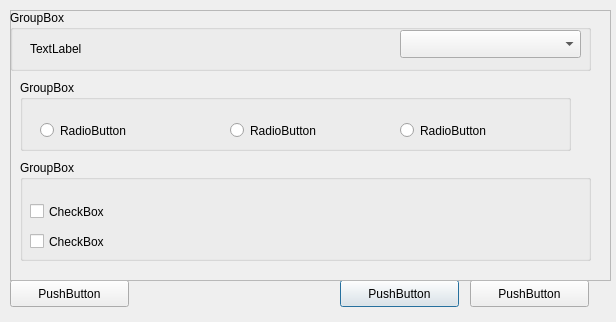
Old version of the form src/configdialog.ui in the repository DOOMer/qtagger.
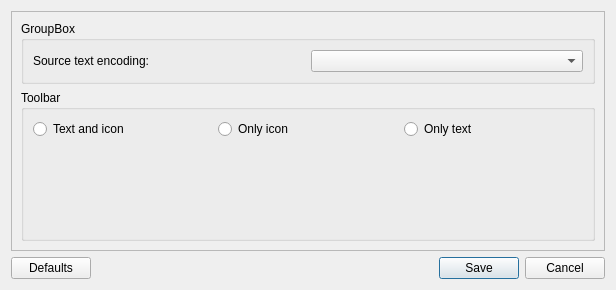
New version of the form.

Commit message: designed settings dialog

```diff
--- a/src/configdialog.ui
+++ b/src/configdialog.ui
@@ -7,194 +7,165 @@
     <x>0</x>
     <y>0</y>
     <width>616</width>
-    <height>322</height>
+    <height>290</height>
    </rect>
   </property>
+  <property name="sizePolicy">
+   <sizepolicy hsizetype="Minimum" vsizetype="Minimum">
+    <horstretch>0</horstretch>
+    <verstretch>0</verstretch>
+   </sizepolicy>
+  </property>
+  <property name="minimumSize">
+   <size>
+    <width>616</width>
+    <height>290</height>
+   </size>
+  </property>
+  <property name="acceptDrops">
+   <bool>false</bool>
+  </property>
   <property name="windowTitle">
    <string>Dialog</string>
   </property>
-  <widget class="QPushButton" name="pushButton">
-   <property name="geometry">
-    <rect>
-     <x>340</x>
-     <y>280</y>
-     <width>119</width>
-     <height>27</height>
-    </rect>
+  <layout class="QVBoxLayout" name="verticalLayout_4">
+   <property name="sizeConstraint">
+    <enum>QLayout::SetMaximumSize</enum>
    </property>
-   <property name="text">
-    <string>PushButton</string>
-   </property>
-  </widget>
-  <widget class="QPushButton" name="pushButton_2">
-   <property name="geometry">
-    <rect>
-     <x>470</x>
-     <y>280</y>
-     <width>119</width>
-     <height>27</height>
-    </rect>
-   </property>
-   <property name="text">
-    <string>PushButton</string>
-   </property>
-  </widget>
-  <widget class="QPushButton" name="pushButton_3">
-   <property name="geometry">
-    <rect>
-     <x>10</x>
-     <y>280</y>
-     <width>119</width>
-     <height>27</height>
-    </rect>
-   </property>
-   <property name="text">
-    <string>PushButton</string>
-   </property>
-  </widget>
-  <widget class="QFrame" name="frame">
-   <property name="geometry">
-    <rect>
-     <x>10</x>
-     <y>10</y>
-     <width>601</width>
-     <height>271</height>
-    </rect>
-   </property>
-   <property name="frameShape">
-    <enum>QFrame::StyledPanel</enum>
-   </property>
-   <property name="frameShadow">
-    <enum>QFrame::Raised</enum>
-   </property>
-   <widget class="QGroupBox" name="groupBox">
-    <property name="geometry">
-     <rect>
-      <x>0</x>
-      <y>0</y>
-      <width>581</width>
-      <height>61</height>
-     </rect>
-    </property>
-    <property name="title">
-     <string>GroupBox</string>
-    </property>
-    <widget class="QComboBox" name="comboBox">
-     <property name="geometry">
-      <rect>
-       <x>390</x>
-       <y>20</y>
-       <width>181</width>
-       <height>28</height>
-      </rect>
+   <item>
+    <widget class="QFrame" name="frame">
+     <property name="frameShape">
+      <enum>QFrame::StyledPanel</enum>
      </property>
-    </widget>
-    <widget class="QLabel" name="label">
-     <property name="geometry">
-      <rect>
-       <x>20</x>
-       <y>30</y>
-       <width>341</width>
-       <height>18</height>
-      </rect>
+     <property name="frameShadow">
+      <enum>QFrame::Raised</enum>
      </property>
-     <property name="text">
-      <string>TextLabel</string>
-     </property>
+     <layout class="QVBoxLayout" name="verticalLayout_3">
+      <item>
+       <widget class="QGroupBox" name="groupCodecs">
+        <property name="title">
+         <string>GroupBox</string>
+        </property>
+        <layout class="QVBoxLayout" name="verticalLayout_2">
+         <item>
+          <layout class="QHBoxLayout" name="horizontalLayout_3">
+           <item>
+            <widget class="QLabel" name="labSourceCodec">
+             <property name="text">
+              <string>Source text encoding:</string>
+             </property>
+            </widget>
+           </item>
+           <item>
+            <widget class="QComboBox" name="cbxCodecs">
+             <property name="sizePolicy">
+              <sizepolicy hsizetype="Preferred" vsizetype="Fixed">
+               <horstretch>0</horstretch>
+               <verstretch>0</verstretch>
+              </sizepolicy>
+             </property>
+            </widget>
+           </item>
+          </layout>
+         </item>
+        </layout>
+       </widget>
+      </item>
+      <item>
+       <widget class="QGroupBox" name="gropToolbar">
+        <property name="title">
+         <string>Toolbar</string>
+        </property>
+        <layout class="QVBoxLayout" name="verticalLayout">
+         <item>
+          <layout class="QHBoxLayout" name="horizontalLayout_2">
+           <item>
+            <widget class="QRadioButton" name="radioButton">
+             <property name="text">
+              <string>Text and icon</string>
+             </property>
+            </widget>
+           </item>
+           <item>
+            <widget class="QRadioButton" name="radioButton_2">
+             <property name="text">
+              <string>Only icon</string>
+             </property>
+            </widget>
+           </item>
+           <item>
+            <widget class="QRadioButton" name="radioButton_3">
+             <property name="text">
+              <string>Only text</string>
+             </property>
+            </widget>
+           </item>
+          </layout>
+         </item>
+         <item>
+          <spacer name="verticalSpacer">
+           <property name="orientation">
+            <enum>Qt::Vertical</enum>
+           </property>
+           <property name="sizeHint" stdset="0">
+            <size>
+             <width>20</width>
+             <height>83</height>
+            </size>
+           </property>
+          </spacer>
+         </item>
+        </layout>
+       </widget>
+      </item>
+     </layout>
     </widget>
-   </widget>
-   <widget class="QGroupBox" name="groupBox_2">
-    <property name="geometry">
-     <rect>
-      <x>10</x>
-      <y>150</y>
-      <width>571</width>
-      <height>101</height>
-     </rect>
-    </property>
-    <property name="title">
-     <string>GroupBox</string>
-    </property>
-    <widget class="QCheckBox" name="checkBox">
-     <property name="geometry">
-      <rect>
-       <x>10</x>
-       <y>40</y>
-       <width>341</width>
-       <height>23</height>
-      </rect>
-     </property>
-     <property name="text">
-      <string>CheckBox</string>
-     </property>
-    </widget>
-    <widget class="QCheckBox" name="checkBox_2">
-     <property name="geometry">
-      <rect>
-       <x>10</x>
-       <y>70</y>
-       <width>321</width>
-       <height>23</height>
-      </rect>
-     </property>
-     <property name="text">
-      <string>CheckBox</string>
-     </property>
-    </widget>
-   </widget>
-   <widget class="QGroupBox" name="groupBox_3">
-    <property name="geometry">
-     <rect>
-      <x>10</x>
-      <y>70</y>
-      <width>551</width>
-      <height>71</height>
-     </rect>
-    </property>
-    <property name="title">
-     <string>GroupBox</string>
-    </property>
-    <widget class="QRadioButton" name="radioButton">
-     <property name="geometry">
-      <rect>
-       <x>20</x>
-       <y>40</y>
-       <width>117</width>
-       <height>21</height>
-      </rect>
-     </property>
-     <property name="text">
-      <string>RadioButton</string>
-     </property>
-    </widget>
-    <widget class="QRadioButton" name="radioButton_2">
-     <property name="geometry">
-      <rect>
-       <x>210</x>
-       <y>40</y>
-       <width>117</width>
-       <height>21</height>
-      </rect>
-     </property>
-     <property name="text">
-      <string>RadioButton</string>
-     </property>
-    </widget>
-    <widget class="QRadioButton" name="radioButton_3">
-     <property name="geometry">
-      <rect>
-       <x>380</x>
-       <y>40</y>
-       <width>117</width>
-       <height>21</height>
-      </rect>
-     </property>
-     <property name="text">
-      <string>RadioButton</string>
-     </property>
-    </widget>
-   </widget>
-  </widget>
+   </item>
+   <item>
+    <layout class="QHBoxLayout" name="horizontalLayout">
+     <item>
+      <widget class="QPushButton" name="butDefaults">
+       <property name="text">
+        <string>Defaults</string>
+       </property>
+      </widget>
+     </item>
+     <item>
+      <spacer name="horizontalSpacer">
+       <property name="orientation">
+        <enum>Qt::Horizontal</enum>
+       </property>
+       <property name="sizeHint" stdset="0">
+        <size>
+         <width>40</width>
+         <height>20</height>
+        </size>
+       </property>
+      </spacer>
+     </item>
+     <item>
+      <widget class="QPushButton" name="butSave">
+       <property name="acceptDrops">
+        <bool>true</bool>
+       </property>
+       <property name="text">
+        <string>Save</string>
+       </property>
+       <property name="default">
+        <bool>true</bool>
+       </property>
+      </widget>
+     </item>
+     <item>
+      <widget class="QPushButton" name="butCancel">
+       <property name="text">
+        <string>Cancel</string>
+       </property>
+      </widget>
+     </item>
+    </layout>
+   </item>
+  </layout>
  </widget>
  <resources/>
  <connections/>
```
Left out of the diff: 2 changed lines with no effect on the pictures. The commit also changes 2 other files.
